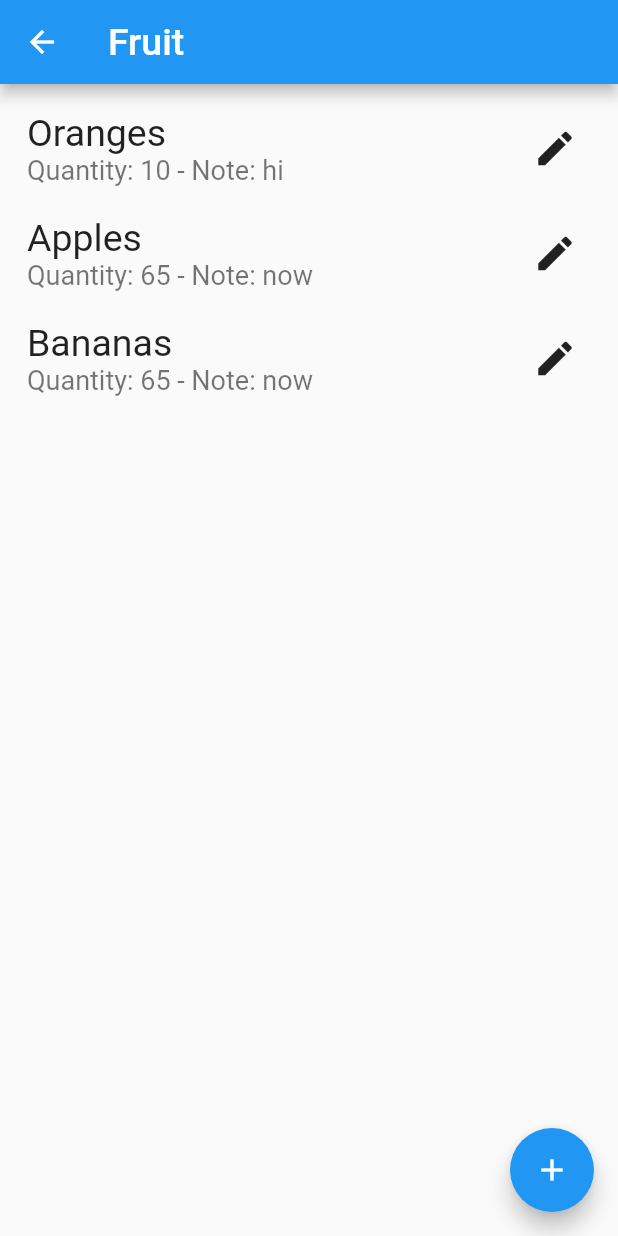
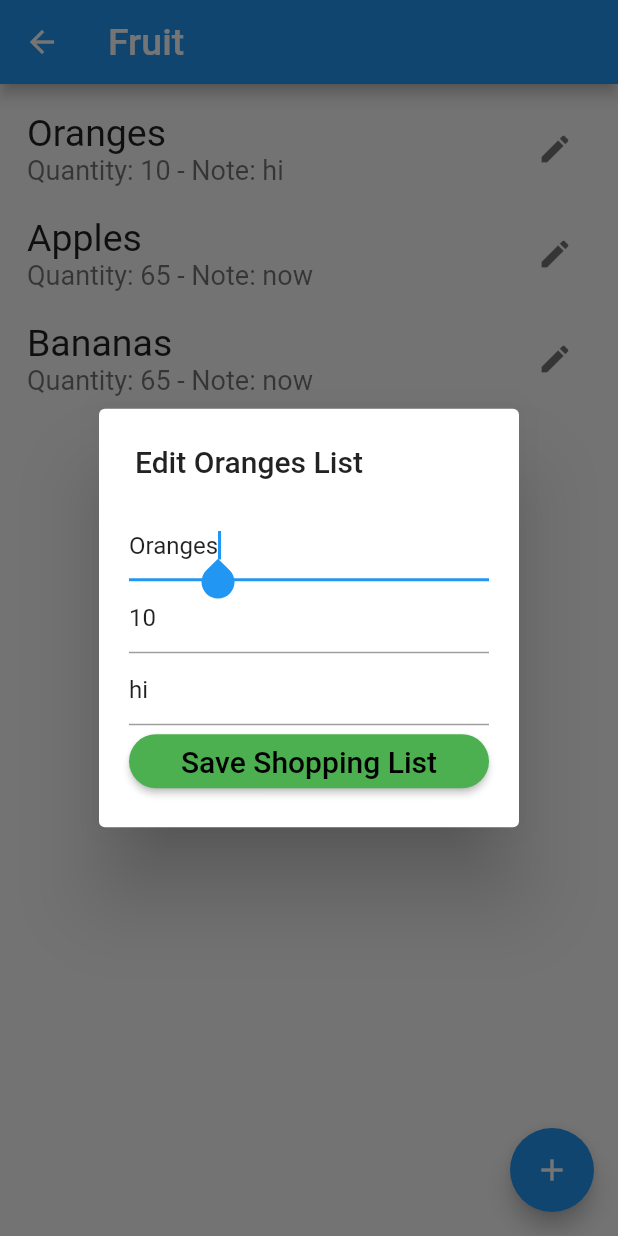
Before and after one commit to kevinle108/FlutterShoppingList_with_Riverpod, a Flutter app: the CategroryScreen screen opened directly with sample values from the repository, after a tap on the "edit" icon, on a phone screen of 412 x 824 dp. Run offline on Flutter 3.47's test engine with Material 2 defaults, Android fonts, the phone set to English and light mode, and no system bars.

```diff
--- a/lib/models/shopping_data.dart
+++ b/lib/models/shopping_data.dart
@@ -1,3 +1,4 @@
+import 'dart:math';
 import 'package:flutter/cupertino.dart';
 import 'package:flutter_shopping_list/models/shopping_category.dart';
 import 'package:flutter_shopping_list/models/shopping_item.dart';
@@ -5,11 +6,11 @@ import 'package:flutter_shopping_list/models/shopping_item.dart';
 class ShoppingData extends ChangeNotifier {
 
   List<ShoppingItem> items = [
-    ShoppingItem(categoryId: 1, name: 'Oranges', quantity: '10', note: 'hi'),
-    ShoppingItem(categoryId: 1, name: 'Apples', quantity: '65', note: 'now'),
-    ShoppingItem(categoryId: 1, name: 'Bananas', quantity: '65', note: 'now'),
-    ShoppingItem(categoryId: 2, name: 'Potato', quantity: '5', note: 'fresh'),
-    ShoppingItem(categoryId: 3, name: 'Donuts', quantity: '12', note: 'krispy kreme'),
+    ShoppingItem(categoryId: 1, name: 'Oranges', quantity: '10', note: 'hi', id: Random().nextInt(99)),
+    ShoppingItem(categoryId: 1, name: 'Apples', quantity: '65', note: 'now', id: Random().nextInt(99)),
+    ShoppingItem(categoryId: 1, name: 'Bananas', quantity: '65', note: 'now', id: Random().nextInt(99)),
+    ShoppingItem(categoryId: 2, name: 'Potato', quantity: '5', note: 'fresh', id: Random().nextInt(99)),
+    ShoppingItem(categoryId: 3, name: 'Donuts', quantity: '12', note: 'krispy kreme', id: Random().nextInt(99)),
   ];
 
   List<ShoppingCategory> categories = [
@@ -33,7 +34,21 @@ class ShoppingData extends ChangeNotifier {
   void addItem(int newItemCategoryId, String newItem, String newQuantity, String newNote) {
     print('Inside ShoppingData.addItem()');
     print('newItem: ${newItem}, newQuantity: ${newQuantity}, newNote: ${newNote}');
-    items.add(ShoppingItem(categoryId: newItemCategoryId, name: newItem, quantity: newQuantity, note: newNote));
+    items.add(ShoppingItem(categoryId: newItemCategoryId, name: newItem, quantity: newQuantity, note: newNote, id: Random().nextInt(99)));
+    notifyListeners();
+  }
+
+  void editItem(int itemId, String newName, String newQuantity, String newNote) {
+    ShoppingItem itemToEdit = items.firstWhere((item) => item.id == itemId);
+    itemToEdit.name = newName;
+    itemToEdit.quantity = newQuantity;
+    itemToEdit.note = newNote;
+    notifyListeners();
+  }
+
+  void removeItem(int itemId) {
+    ShoppingItem itemToRemove = items.firstWhere((item) => item.id == itemId);
+    items.remove(itemToRemove);
     notifyListeners();
   }
 
--- a/lib/models/shopping_item.dart
+++ b/lib/models/shopping_item.dart
@@ -1,3 +1,5 @@
+import 'dart:math';
+
 class ShoppingItem {
   String name;
   String quantity;
@@ -5,7 +7,7 @@ class ShoppingItem {
   int categoryId;
   int id;
 
-  ShoppingItem({required this.categoryId, required this.name, required this.quantity, required this.note, this.id = 0});
+  ShoppingItem({required this.categoryId, required this.name, required this.quantity, required this.note, required this.id});
 
   void printItem() {
     print('Name: ${name}, Quantity: ${quantity}, Note: ${note}');
--- a/lib/screens/category_screen.dart
+++ b/lib/screens/category_screen.dart
@@ -1,6 +1,6 @@
 import 'package:flutter/cupertino.dart';
 import 'package:flutter/material.dart';
-import 'package:flutter_shopping_list/category_card.dart';
+import 'package:flutter_shopping_list/widgets/category_card.dart';
 import 'package:flutter_shopping_list/models/shopping_category.dart';
 import 'package:flutter_shopping_list/models/shopping_data.dart';
 import 'package:flutter_shopping_list/models/shopping_item.dart';
--- /dev/null
+++ b/lib/screens/edit_item_screen.dart
@@ -0,0 +1,76 @@
+import 'package:flutter/material.dart';
+import 'package:flutter_shopping_list/models/shopping_category.dart';
+import 'package:flutter_shopping_list/models/shopping_data.dart';
+import 'package:flutter_shopping_list/models/shopping_item.dart';
+import 'package:provider/provider.dart';
+
+class EditItemCard extends StatefulWidget {
+  ShoppingItem item;
+
+  EditItemCard({required this.item});
+
+  @override
+  State<EditItemCard> createState() => _EditItemCardState();
+}
+
+class _EditItemCardState extends State<EditItemCard> {
+  String newName = '';
+  String newQuantity = '';
+  String newNote = '';
+
+  @override
+  Widget build(BuildContext context) {
+    newName = widget.item.name;
+    newQuantity = widget.item.quantity;
+    newNote = widget.item.note;
+
+    return SimpleDialog(
+      contentPadding: EdgeInsets.all(20.0),
+      title: Text(
+        'Edit ${widget.item.name} List',
+      ),
+      children: [
+        TextField(
+          autofocus: true,
+          controller: TextEditingController(text: widget.item.name),
+          onChanged: (value) {
+            newName = value;
+          },
+        ),
+        TextField(
+          controller: TextEditingController(text: widget.item.quantity),
+          onChanged: (value) {
+            newQuantity = value;
+          },
+        ),
+        TextField(
+          controller: TextEditingController(text: widget.item.note),
+          onChanged: (value) {
+            newNote = value;
+          },
+        ),
+        ElevatedButton(
+          style: ElevatedButton.styleFrom(
+              primary: Colors.green,
+              shape: RoundedRectangleBorder(
+                borderRadius: BorderRadius.circular(32.0),
+              )),
+          onPressed: () {
+            print('local textFields values:');
+            print(newName);
+            print(newQuantity);
+            print(newNote);
+            if (newName != widget.item.name || newQuantity != widget.item.quantity || newNote != widget.item.note) {
+              Provider.of<ShoppingData>(context, listen: false).editItem(widget.item.id, newName, newQuantity, newNote);
+              Navigator.pop(context);
+            }
+          },
+          child: Text(
+            'Save Shopping List',
+            style: TextStyle(fontSize: 20.0, color: Colors.black),
+          ),
+        ),
+      ],
+    );
+  }
+}
--- a/lib/screens/main_screen.dart
+++ b/lib/screens/main_screen.dart
@@ -1,5 +1,5 @@
 import 'package:flutter/material.dart';
-import 'package:flutter_shopping_list/category_card.dart';
+import 'package:flutter_shopping_list/widgets/category_card.dart';
 import 'package:flutter_shopping_list/models/shopping_category.dart';
 import 'package:flutter_shopping_list/models/shopping_data.dart';
 import 'package:flutter_shopping_list/screens/add_category_sheet.dart';
--- a/lib/category_card.dart
+++ b/lib/widgets/category_card.dart
@@ -2,7 +2,7 @@ import 'package:flutter/material.dart';
 import 'package:flutter_shopping_list/models/shopping_category.dart';
 import 'package:flutter_shopping_list/screens/category_screen.dart';
 
-import 'screens/edit_category_screen.dart';
+import '../screens/edit_category_screen.dart';
 
 class CategoryCard extends StatelessWidget {
   ShoppingCategory category;
--- a/lib/widgets/item_card.dart
+++ b/lib/widgets/item_card.dart
@@ -1,5 +1,6 @@
 import 'package:flutter/material.dart';
 import 'package:flutter_shopping_list/models/shopping_item.dart';
+import 'package:flutter_shopping_list/screens/edit_item_screen.dart';
 
 class ItemCard extends StatelessWidget {
   ShoppingItem item;
@@ -27,8 +28,14 @@ class ItemCard extends StatelessWidget {
                 ],
             ),
             IconButton(
-              icon: Icon(Icons.edit, size: 30.0,),
+              icon: Icon(Icons.edit, color: Colors.black54,),
               onPressed: () {
+                showDialog(
+                  context: context,
+                  builder: (context) {
+                    return EditItemCard(item: item,);
+                  },
+                );
               },
             ),
           ],
```
